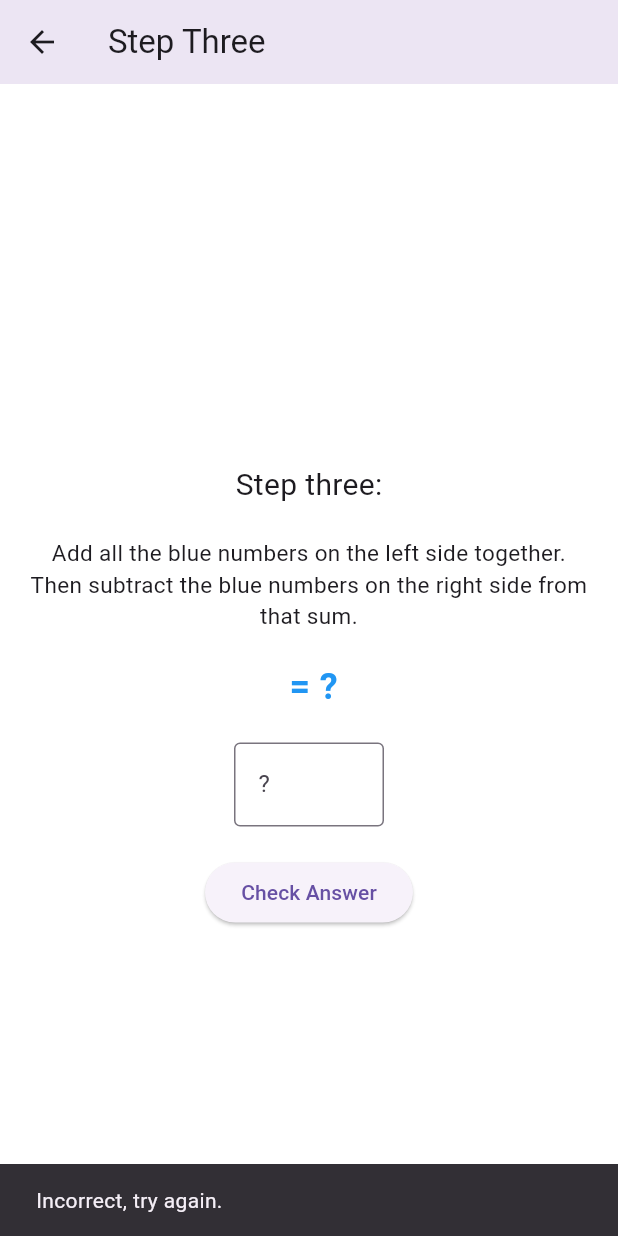
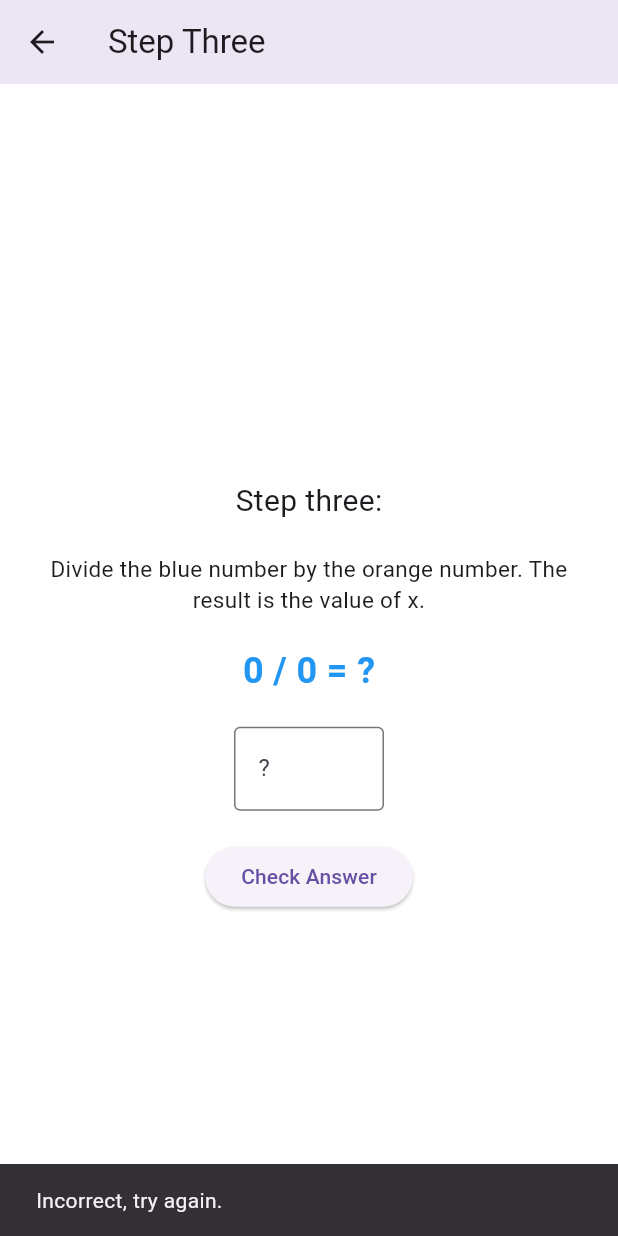
Before and after one commit to j-froment/Equation-Breaker, a Flutter app: the StepThreePage screen opened directly with empty values, after a tap on "Check Answer", on a phone screen of 412 x 824 dp. Run offline on Flutter 3.47's test engine with Material 3 defaults, Android fonts, the phone set to English and light mode, and no system bars.

Commit message:
all steps done

```diff
--- a/lib/main.dart
+++ b/lib/main.dart
@@ -400,11 +400,19 @@ correctAnswer = leftSum - rightSum;
         const SnackBar(content: Text('Correct! ')),
       );
       // You can navigate to Step Three here if needed
+    }if (userAnswer != null && userAnswer == correctAnswer) {
+  Navigator.push(
+    context,
+    MaterialPageRoute(
+      builder: (context) => StepThreePage(equation: widget.equation),
+    ),
+  );
 } else {
   ScaffoldMessenger.of(context).showSnackBar(
     const SnackBar(content: Text('Incorrect, try again.')),
   );
 }
+
   }
 
   @override
@@ -495,35 +503,51 @@ class _StepThreePageState extends State<StepThreePage> {
 void initState() {
   super.initState();
   findThings(widget.equation);
-    int leftSum = getSum(xvalrightValues );
-    int rightSum = getSum(xvalleftValues );
-    correctAnswer = leftSum - rightSum;
+
+  // Step 1: constants sum
+  int step1Right = getSum(constantsrightValues);
+  int step1Left = getSum(constantsleftValues);
+  int step1Result = step1Right - step1Left;
+
+  // Step 2: x coefficient sum
+  int step2Left = getSum(xvalleftValues);
+  int step2Right = getSum(xvalrightValues);
+  int step2Result = step2Left - step2Right;
+
+  if (step2Result != 0) {
+    correctAnswer = (step1Result / step2Result).round(); // rounding for integer TextField
+  } else {
+    correctAnswer = 0; // or handle divide-by-zero more carefully if needed
+  }
 }
 
+
   String buildStep3Equation() {
-    String result = '';
+  int step1Right = getSum(constantsrightValues);
+  int step1Left = getSum(constantsleftValues);
+  int step1Result = step1Right - step1Left;
 
-    for (int i = 0; i < xvalleftValues.length; i++) {
-      if (i != 0) result += ' + ';
-      result += xvalrightValues[i];
+  int step2Left = getSum(xvalleftValues);
+  int step2Right = getSum(xvalrightValues);
+  int step2Result = step2Left - step2Right;
+
+  return '$step1Result / $step2Result = ?';
 }
 
-    for (String val in xvalrightValues) {
-      result += ' - $val';
-    }
-
-    result += ' = ?';
-    return result;
-  }
 
   void checkAnswer() {
     int? userAnswer = int.tryParse(_answerController.text);
     if (userAnswer != null && userAnswer == correctAnswer) {
-      ScaffoldMessenger.of(context).showSnackBar(
-        const SnackBar(content: Text('Correct!')),
+  Navigator.push(
+    context,
+    MaterialPageRoute(
+      builder: (context) => FinalAnswerPage(finalAnswer: correctAnswer),
+    ),
   );
+}
+
       // You can navigate to Step Four here if needed
-    } else {
+     else {
       ScaffoldMessenger.of(context).showSnackBar(
         const SnackBar(content: Text('Incorrect, try again.')),
       );
@@ -551,7 +575,7 @@ class _StepThreePageState extends State<StepThreePage> {
               ),
               const SizedBox(height: 20),
               const Text(
-                'Add all the blue numbers on the left side together. Then subtract the blue numbers on the right side from that sum.',
+                'Divide the blue number by the orange number. The result is the value of x.',
                 textAlign: TextAlign.center,
                 style: TextStyle(fontSize: 15),
               ),
@@ -589,3 +613,25 @@ class _StepThreePageState extends State<StepThreePage> {
     );
   }
 }
+class FinalAnswerPage extends StatelessWidget {
+  final int finalAnswer;
+
+  const FinalAnswerPage({super.key, required this.finalAnswer});
+
+  @override
+  Widget build(BuildContext context) {
+    return Scaffold(
+      appBar: AppBar(
+        title: const Text('Result'),
+        backgroundColor: Color.fromRGBO(236, 229, 243, 1),
+      ),
+      body: Center(
+        child: Text(
+          'Correct, the answer is $finalAnswer',
+          style: const TextStyle(fontSize: 28, fontWeight: FontWeight.bold, color: Colors.green),
+          textAlign: TextAlign.center,
+        ),
+      ),
+    );
+  }
+}
```
Lines whose indentation alone changed are shown as unchanged.
